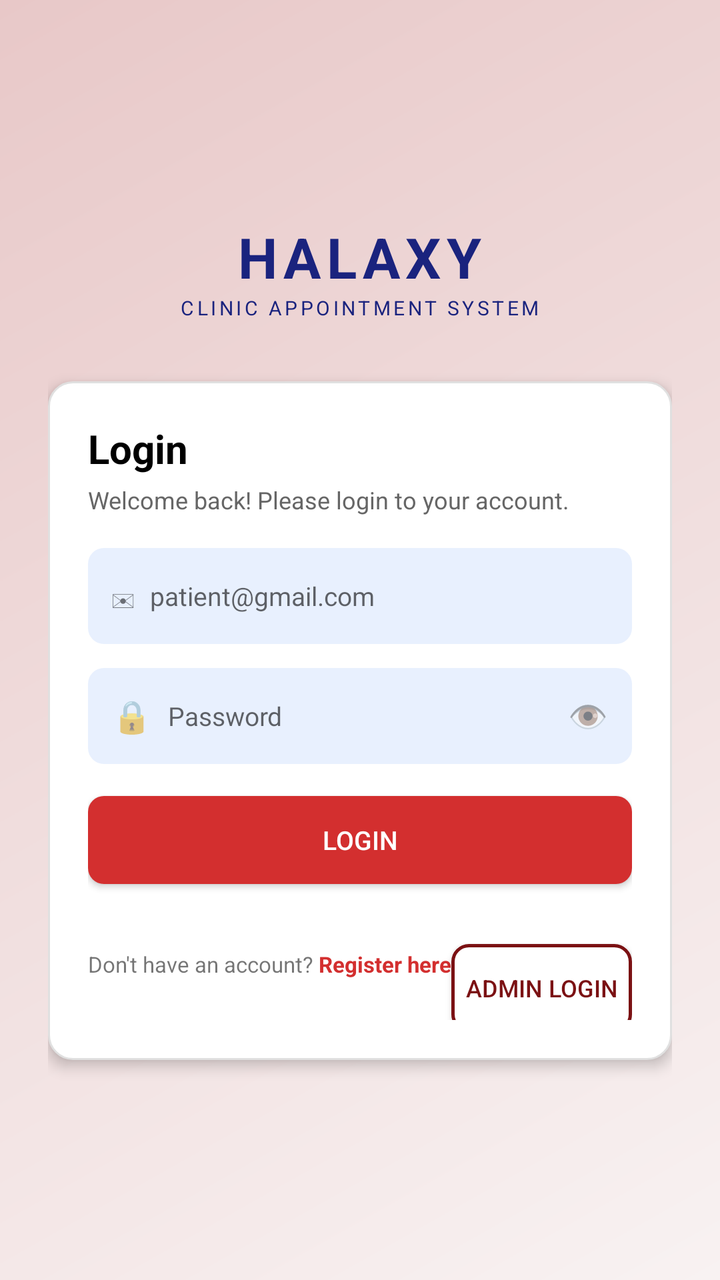
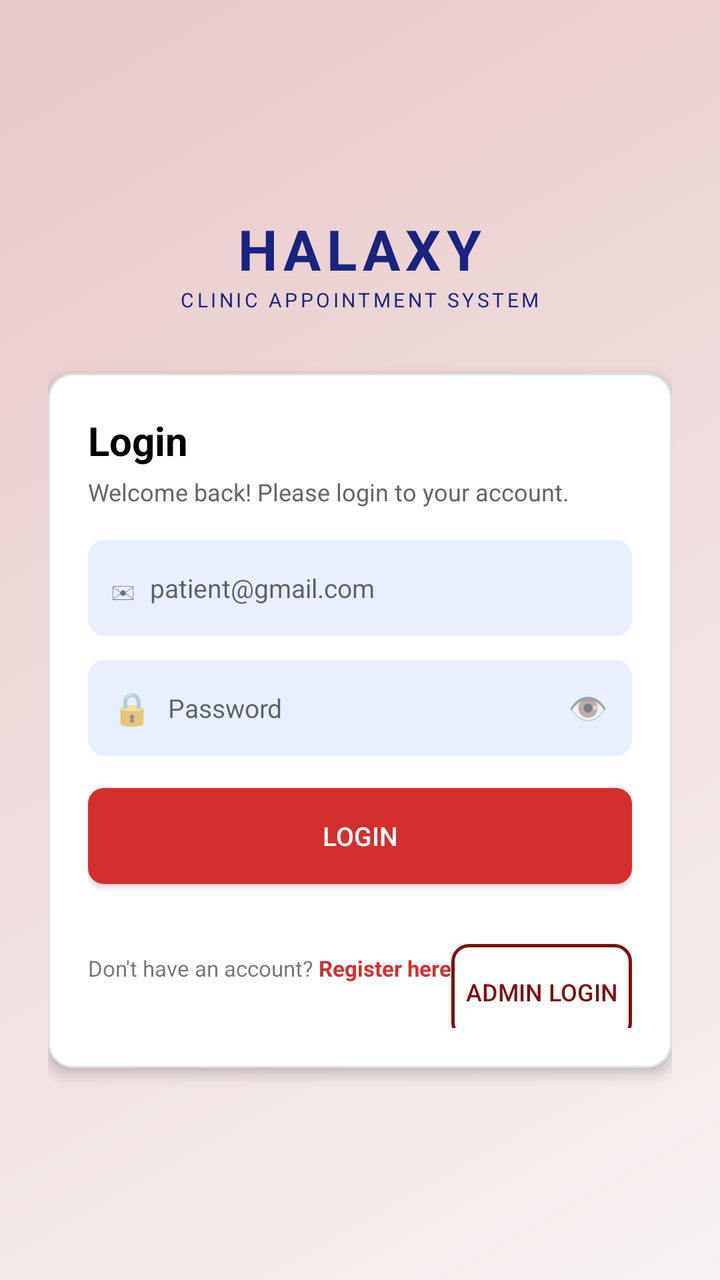

Before-and-after screenshots of an Android layout around one commit, followed by the original layout XML and the change that was made.
<!-- AndroidManifest.xml: application theme Theme.Halaxy_health -->
<!-- res/layout/activity_doctor_login.xml -->
<?xml version="1.0" encoding="utf-8"?>
<ScrollView xmlns:android="http://schemas.android.com/apk/res/android"
    android:layout_width="match_parent"
    android:layout_height="match_parent"
    android:background="@drawable/bg_pink_gradient"
    android:fillViewport="true">

    <LinearLayout
        android:layout_width="match_parent"
        android:layout_height="match_parent"
        android:orientation="vertical"
        android:gravity="center"
        android:padding="24dp">

        
        <LinearLayout
            android:layout_width="wrap_content"
            android:layout_height="wrap_content"
            android:orientation="vertical"
            android:gravity="center"
            android:layout_marginBottom="30dp">

            <LinearLayout
                android:layout_width="wrap_content"
                android:layout_height="wrap_content"
                android:orientation="horizontal"
                android:gravity="center_vertical">

                <TextView
                    android:layout_width="wrap_content"
                    android:layout_height="wrap_content"
                    android:text="HALAXY"
                    android:textSize="28sp"
                    android:textStyle="bold"
                    android:textColor="#1A237E"
                    android:letterSpacing="0.1"/>
            </LinearLayout>

            <TextView
                android:layout_width="wrap_content"
                android:layout_height="wrap_content"
                android:text="CLINIC APPOINTMENT SYSTEM"
                android:textSize="10sp"
                android:textColor="#1A237E"
                android:letterSpacing="0.15"/>
        </LinearLayout>

        
        <LinearLayout
            android:layout_width="match_parent"
            android:layout_height="wrap_content"
            android:background="@drawable/bg_card"
            android:orientation="vertical"
            android:padding="20dp"
            android:elevation="4dp">

            <TextView
                android:layout_width="wrap_content"
                android:layout_height="wrap_content"
                android:text="Login"
                android:textSize="20sp"
                android:textStyle="bold"
                android:textColor="#000"/>

            <TextView
                android:layout_width="wrap_content"
                android:layout_height="wrap_content"
                android:text="Welcome back! Please login to your account."
                android:textSize="12sp"
                android:textColor="#666"
                android:layout_marginTop="4dp"
                android:layout_marginBottom="16dp"/>

            
            <LinearLayout
                android:layout_width="match_parent"
                android:layout_height="48dp"
                android:background="@drawable/bg_input"
                android:orientation="horizontal"
                android:gravity="center_vertical"
                android:padding="12dp"
                android:layout_marginBottom="12dp">

                <TextView
                    android:layout_width="wrap_content"
                    android:layout_height="wrap_content"
                    android:text="✉"
                    android:textSize="16sp"/>

                <EditText
                    android:id="@+id/edtEmail"
                    android:layout_width="0dp"
                    android:layout_weight="1"
                    android:layout_height="match_parent"
                    android:background="@null"
                    android:hint="patient@gmail.com"
                    android:inputType="textEmailAddress"
                    android:textSize="13sp"
                    android:layout_marginStart="8dp"/>

                <TextView
                    android:id="@+id/txtEmailErrorLogin"
                    android:layout_width="match_parent"
                    android:layout_height="wrap_content"
                    android:textColor="#D32F2F"
                    android:textSize="11sp"
                    android:visibility="gone"
                    android:layout_marginBottom="8dp"/>
            </LinearLayout>

            
            <LinearLayout
                android:layout_width="match_parent"
                android:layout_height="48dp"
                android:background="@drawable/bg_input"
                android:orientation="horizontal"
                android:gravity="center_vertical"
                android:padding="12dp"
                android:layout_marginBottom="16dp">

                <TextView
                    android:layout_width="wrap_content"
                    android:layout_height="wrap_content"
                    android:text="🔒"
                    android:textSize="16sp"/>

                <EditText
                    android:id="@+id/edtPassword"
                    android:layout_width="0dp"
                    android:layout_weight="1"
                    android:layout_height="match_parent"
                    android:background="@null"
                    android:hint="Password"
                    android:inputType="textPassword"
                    android:textSize="13sp"
                    android:layout_marginStart="8dp"/>

                <TextView
                    android:id="@+id/btnTogglePass"
                    android:layout_width="wrap_content"
                    android:layout_height="wrap_content"
                    android:text="👁"
                    android:textSize="16sp"/>
                <TextView
                    android:id="@+id/txtPasswordErrorLogin"
                    android:layout_width="match_parent"
                    android:layout_height="wrap_content"
                    android:textColor="#D32F2F"
                    android:textSize="11sp"
                    android:visibility="gone"
                    android:layout_marginBottom="8dp"/>
            </LinearLayout>
            <TextView
                android:id="@+id/txtLoginError"
                android:layout_width="match_parent"
                android:layout_height="wrap_content"
                android:textColor="#D32F2F"
                android:textSize="12sp"
                android:textStyle="bold"
                android:gravity="center"
                android:visibility="gone"
                android:layout_marginBottom="10dp"/>

            <Button
                android:id="@+id/btnLogin"
                android:layout_width="match_parent"
                android:layout_height="44dp"
                android:text="LOGIN"
                android:background="@drawable/bg_red_button"
                android:textColor="#FFFFFF"
                android:textSize="13sp"/>

            <LinearLayout
                android:layout_width="match_parent"
                android:layout_height="wrap_content"
                android:orientation="horizontal"
                android:gravity="center"
                android:layout_marginTop="12dp">

                <TextView
                    android:layout_width="wrap_content"
                    android:layout_height="wrap_content"
                    android:text="Don't have an account? "
                    android:textSize="11sp"/>

                <TextView
                    android:id="@+id/txtGoSignupDoctor"
                    android:layout_width="wrap_content"
                    android:layout_height="wrap_content"
                    android:text="Register here"
                    android:textSize="11sp"
                    android:textColor="#D32F2F"
                    android:textStyle="bold"/>
                
                <Button
                    android:id="@+id/btnAdminLogin"
                    android:layout_width="match_parent"
                    android:layout_height="44dp"
                    android:text="ADMIN LOGIN"
                    android:background="@drawable/bg_button_outline"
                    android:textColor="#7B1113"
                    android:layout_marginTop="12dp"
                    android:textSize="12sp"/>

            </LinearLayout>
        </LinearLayout>
    </LinearLayout>
</ScrollView>
<!-- resources referenced by this layout -->
<resources>
  <!-- drawable bg_button_outline (drawable) -->
  <shape xmlns:android="http://schemas.android.com/apk/res/android">
      <solid android:color="#FFFFFF"/>
      <corners android:radius="8dp"/>
      <stroke android:width="1.5dp" android:color="#7B1113"/>
  </shape>
  <!-- drawable bg_card (drawable) -->
  <shape xmlns:android="http://schemas.android.com/apk/res/android">
      <solid android:color="#FFFFFF"/>
      <corners android:radius="12dp"/>
      <stroke android:width="1dp" android:color="#E0E0E0"/>
  </shape>
  <!-- drawable bg_input (drawable) -->
  <shape xmlns:android="http://schemas.android.com/apk/res/android">
      <solid android:color="#E8F0FE"/>
      <corners android:radius="8dp"/>
  </shape>
  <!-- drawable bg_pink_gradient (drawable) -->
  <?xml version="1.0" encoding="utf-8"?>
  <shape xmlns:android="http://schemas.android.com/apk/res/android">
      <gradient android:angle="135" android:startColor="#FFF8F2F2" android:endColor="#FFE8C8C8" android:type="linear"/>
  </shape>
  <!-- drawable bg_red_button (drawable) -->
  <shape xmlns:android="http://schemas.android.com/apk/res/android">
      <solid android:color="#D32F2F"/>
      <corners android:radius="8dp"/>
  </shape>
  <style name="Theme.Halaxy_health" parent="Theme.AppCompat.Light.NoActionBar">
          <item name="colorPrimary">#1A237E</item>
          <item name="colorPrimaryDark">#7B1113</item>
          <item name="colorAccent">#D32F2F</item>
      </style>
</resources>

<!-- the commit's change to res/layout/activity_doctor_login.xml (unified diff, before → after) -->
@@ -91,7 +91,7 @@
                     android:id="@+id/edtEmail"
                     android:layout_width="0dp"
                     android:layout_weight="1"
-                    android:layout_height="match_parent"
+                    android:layout_height="48dp"
                     android:background="@null"
                     android:hint="patient@gmail.com"
                     android:inputType="textEmailAddress"
@@ -128,7 +128,7 @@
                     android:id="@+id/edtPassword"
                     android:layout_width="0dp"
                     android:layout_weight="1"
-                    android:layout_height="match_parent"
+                    android:layout_height="48dp"
                     android:background="@null"
                     android:hint="Password"
                     android:inputType="textPassword"
@@ -164,7 +164,7 @@
             <Button
                 android:id="@+id/btnLogin"
                 android:layout_width="match_parent"
-                android:layout_height="44dp"
+                android:layout_height="48dp"
                 android:text="LOGIN"
                 android:background="@drawable/bg_red_button"
                 android:textColor="#FFFFFF"
@@ -195,7 +195,7 @@
                 <Button
                     android:id="@+id/btnAdminLogin"
                     android:layout_width="match_parent"
-                    android:layout_height="44dp"
+                    android:layout_height="48dp"
                     android:text="ADMIN LOGIN"
                     android:background="@drawable/bg_button_outline"
                     android:textColor="#7B1113"
